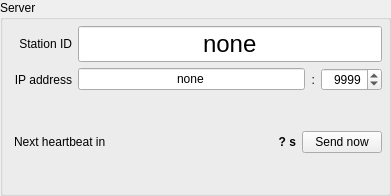
Before: the Qt Designer form widgets/qserver.ui in AMOS-uniba/amos-client, drawn with Qt 5.
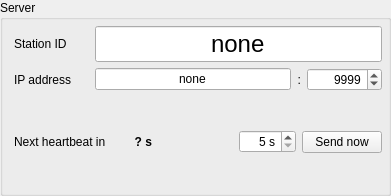
After: the same form once the commit is applied.

Patch:
```diff
--- a/widgets/qserver.ui
+++ b/widgets/qserver.ui
@@ -40,9 +40,6 @@
      <property name="text">
       <string>IP address</string>
      </property>
-     <property name="alignment">
-      <set>Qt::AlignmentFlag::AlignRight|Qt::AlignmentFlag::AlignTrailing|Qt::AlignmentFlag::AlignVCenter</set>
-     </property>
     </widget>
    </item>
    <item row="3" column="0" colspan="5">
@@ -70,7 +67,7 @@
        <widget class="QLabel" name="lx_countdown">
         <property name="sizePolicy">
          <sizepolicy hsizetype="Preferred" vsizetype="Preferred">
-          <horstretch>10</horstretch>
+          <horstretch>0</horstretch>
           <verstretch>0</verstretch>
          </sizepolicy>
         </property>
@@ -89,7 +86,7 @@
         </property>
         <property name="minimumSize">
          <size>
-          <width>50</width>
+          <width>40</width>
           <height>0</height>
          </size>
         </property>
@@ -106,6 +103,38 @@
         </property>
        </widget>
       </item>
+      <item>
+       <spacer name="horizontalSpacer">
+        <property name="orientation">
+         <enum>Qt::Orientation::Horizontal</enum>
+        </property>
+        <property name="sizeHint" stdset="0">
+         <size>
+          <width>40</width>
+          <height>20</height>
+         </size>
+        </property>
+       </spacer>
+      </item>
+      <item>
+       <widget class="QSpinBox" name="sb_interval">
+        <property name="alignment">
+         <set>Qt::AlignmentFlag::AlignRight|Qt::AlignmentFlag::AlignTrailing|Qt::AlignmentFlag::AlignVCenter</set>
+        </property>
+        <property name="suffix">
+         <string> s</string>
+        </property>
+        <property name="minimum">
+         <number>5</number>
+        </property>
+        <property name="maximum">
+         <number>120</number>
+        </property>
+        <property name="singleStep">
+         <number>5</number>
+        </property>
+       </widget>
+      </item>
       <item>
        <widget class="QPushButton" name="bt_send_heartbeat">
         <property name="sizePolicy">
@@ -158,9 +187,6 @@
      <property name="text">
       <string>Station ID</string>
      </property>
-     <property name="alignment">
-      <set>Qt::AlignmentFlag::AlignRight|Qt::AlignmentFlag::AlignTrailing|Qt::AlignmentFlag::AlignVCenter</set>
-     </property>
     </widget>
    </item>
    <item row="2" column="3">
```
Left out of the diff: 7 changed lines with no effect on the pictures.
